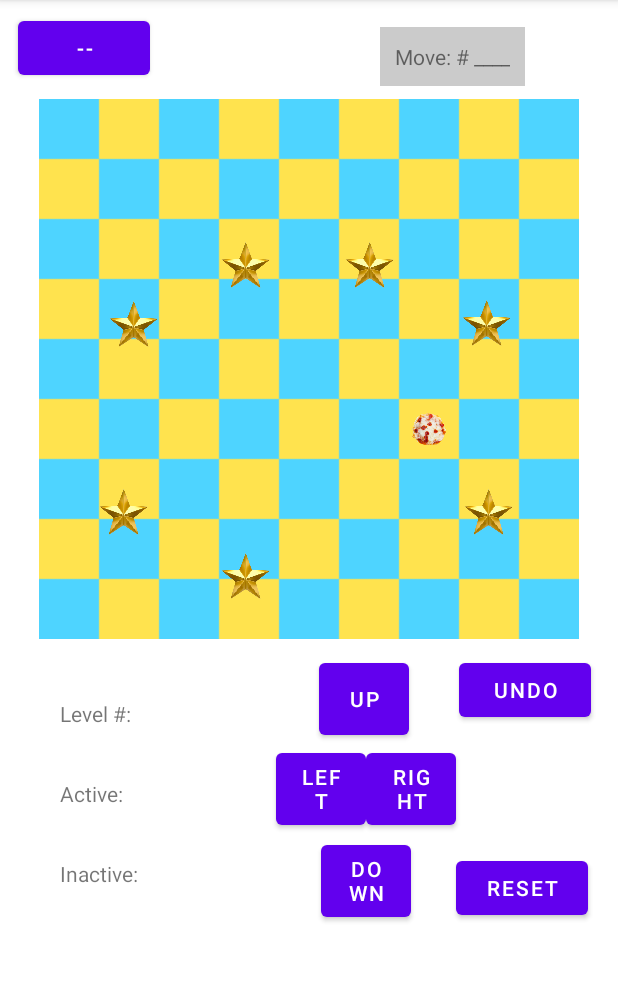
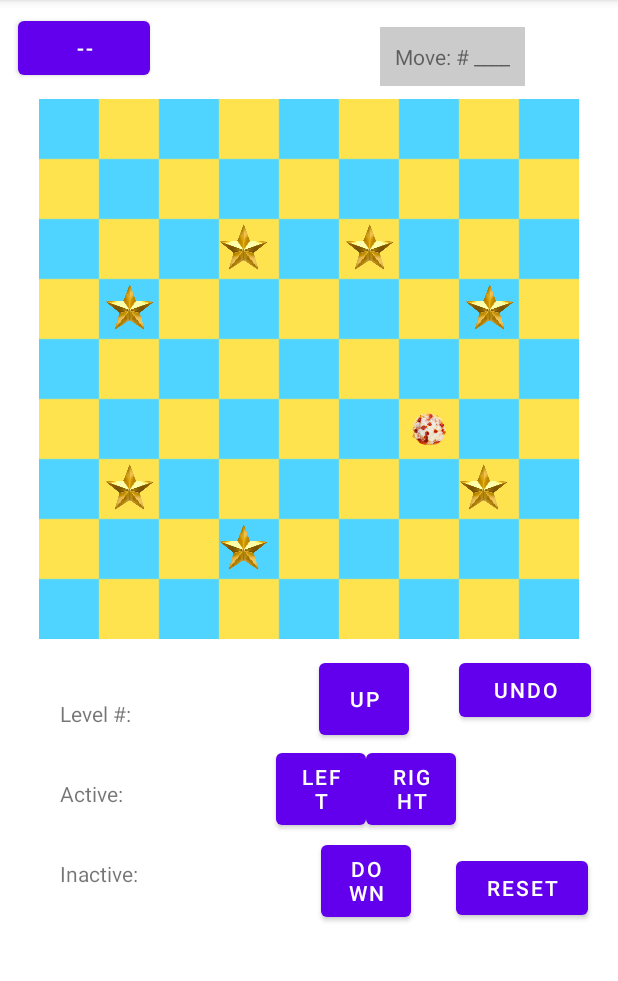
Before and after one commit to kcharris/PuzzleBitesGame, an Android app: the MainPageActivity screen opened directly, with no data from a screen before it, after a tap on "RIGHT", on a phone screen of 412 x 824 dp, the part 84-1065 px from its top. Run offline under Robolectric (Android 15) with nearby library versions, the phone set to English and light mode, and no system bars.

Commit message:
Braeden- Added functionality to sprite and moving onto the puzzle activity
The bagel sprite will now trigger the puzzleActivity when overlapping with a star that goes to a corresponding puzzle. Will later implement a way for puzzles to be distinguished between when coming into contact with bagelIV (our sprite)

```diff
--- a/app/src/main/java/com/example/puzzlebites/MainPageActivity.java
+++ b/app/src/main/java/com/example/puzzlebites/MainPageActivity.java
@@ -71,14 +71,31 @@ public class MainPageActivity extends AppCompatActivity {
         ViewGroup.MarginLayoutParams vlp = (ViewGroup.MarginLayoutParams) mainBagelIV.getLayoutParams();
         int margin1 = vlp.topMargin;
         int margin2 = vlp.leftMargin;
-        /*ImageButton puzzleBTN1 = findViewById(R.id.PuzzleBTN1);
-        if(viewsOverlap(mainBagelIV, puzzleBTN1)) {
-            toPuzzle(v);
-        }*/
         if(vlp.topMargin != 0){
             setMargins(mainBagelIV, margin2, margin1- getPXFromDP(40), 0, 0);
         }
-
+        ImageView lvlOne = findViewById(R.id.lvlOne);
+        if(viewsOverlap(mainBagelIV, lvlOne)) {
+            toPuzzle(v);
+        }ImageView lvlTwo = findViewById(R.id.lvlTwo);
+        if(viewsOverlap(mainBagelIV, lvlTwo)) {
+            toPuzzle(v);
+        }ImageView lvlThree = findViewById(R.id.lvlThree);
+        if(viewsOverlap(mainBagelIV, lvlThree)) {
+            toPuzzle(v);
+        }ImageView lvlFour = findViewById(R.id.lvlFour);
+        if(viewsOverlap(mainBagelIV, lvlFour)) {
+            toPuzzle(v);
+        }ImageView lvlFive = findViewById(R.id.lvlFive);
+        if(viewsOverlap(mainBagelIV, lvlFive)) {
+            toPuzzle(v);
+        }ImageView lvlSetting = findViewById(R.id.lvlSetting);
+        if(viewsOverlap(mainBagelIV, lvlSetting)) {
+            toPuzzle(v);
+        }ImageView lvlTrophy = findViewById(R.id.lvlTrophy);
+        if(viewsOverlap(mainBagelIV, lvlTrophy)) {
+            toPuzzle(v);
+        }
     }
 
     public void moveDown2(View v){
@@ -87,21 +104,62 @@ public class MainPageActivity extends AppCompatActivity {
 
         int margin1 = vlp.topMargin;
         int margin2 = vlp.leftMargin;
-
         if(vlp.topMargin != getPXFromDP(40*8)){
             setMargins(mainBagelIV, margin2, margin1+ getPXFromDP(40), 0, 0);
+        }
+        ImageView lvlOne = findViewById(R.id.lvlOne);
+        if(viewsOverlap(mainBagelIV, lvlOne)) {
+            toPuzzle(v);
+        }ImageView lvlTwo = findViewById(R.id.lvlTwo);
+        if(viewsOverlap(mainBagelIV, lvlTwo)) {
+            toPuzzle(v);
+        }ImageView lvlThree = findViewById(R.id.lvlThree);
+        if(viewsOverlap(mainBagelIV, lvlThree)) {
+            toPuzzle(v);
+        }ImageView lvlFour = findViewById(R.id.lvlFour);
+        if(viewsOverlap(mainBagelIV, lvlFour)) {
+            toPuzzle(v);
+        }ImageView lvlFive = findViewById(R.id.lvlFive);
+        if(viewsOverlap(mainBagelIV, lvlFive)) {
+            toPuzzle(v);
+        }ImageView lvlSetting = findViewById(R.id.lvlSetting);
+        if(viewsOverlap(mainBagelIV, lvlSetting)) {
+            toPuzzle(v);
+        }ImageView lvlTrophy = findViewById(R.id.lvlTrophy);
+        if(viewsOverlap(mainBagelIV, lvlTrophy)) {
+            toPuzzle(v);
         }
     }
 
     public void moveRight2(View v){
         ImageView mainBagelIV = findViewById(R.id.mainBagelIV);
         ViewGroup.MarginLayoutParams vlp = (ViewGroup.MarginLayoutParams) mainBagelIV.getLayoutParams();
-
         int margin1 = vlp.topMargin;
         int margin2 = vlp.leftMargin;
-
         if(vlp.leftMargin != getPXFromDP(40*8)){
             setMargins(mainBagelIV, margin2+ getPXFromDP(40), margin1, 0, 0);
+        }
+        ImageView lvlOne = findViewById(R.id.lvlOne);
+        if(viewsOverlap(mainBagelIV, lvlOne)) {
+            toPuzzle(v);
+        }ImageView lvlTwo = findViewById(R.id.lvlTwo);
+        if(viewsOverlap(mainBagelIV, lvlTwo)) {
+            toPuzzle(v);
+        }ImageView lvlThree = findViewById(R.id.lvlThree);
+        if(viewsOverlap(mainBagelIV, lvlThree)) {
+            toPuzzle(v);
+        }ImageView lvlFour = findViewById(R.id.lvlFour);
+        if(viewsOverlap(mainBagelIV, lvlFour)) {
+            toPuzzle(v);
+        }ImageView lvlFive = findViewById(R.id.lvlFive);
+        if(viewsOverlap(mainBagelIV, lvlFive)) {
+            toPuzzle(v);
+        }ImageView lvlSetting = findViewById(R.id.lvlSetting);
+        if(viewsOverlap(mainBagelIV, lvlSetting)) {
+            toPuzzle(v);
+        }ImageView lvlTrophy = findViewById(R.id.lvlTrophy);
+        if(viewsOverlap(mainBagelIV, lvlTrophy)) {
+            toPuzzle(v);
         }
     }
 
@@ -111,9 +169,30 @@ public class MainPageActivity extends AppCompatActivity {
 
         int margin1 = vlp.topMargin;
         int margin2 = vlp.leftMargin;
-
         if(vlp.leftMargin != 0){
             setMargins(mainBagelIV, margin2- getPXFromDP(40), margin1, 0, 0);
+        }
+        ImageView lvlOne = findViewById(R.id.lvlOne);
+        if(viewsOverlap(mainBagelIV, lvlOne)) {
+            toPuzzle(v);
+        }ImageView lvlTwo = findViewById(R.id.lvlTwo);
+        if(viewsOverlap(mainBagelIV, lvlTwo)) {
+            toPuzzle(v);
+        }ImageView lvlThree = findViewById(R.id.lvlThree);
+        if(viewsOverlap(mainBagelIV, lvlThree)) {
+            toPuzzle(v);
+        }ImageView lvlFour = findViewById(R.id.lvlFour);
+        if(viewsOverlap(mainBagelIV, lvlFour)) {
+            toPuzzle(v);
+        }ImageView lvlFive = findViewById(R.id.lvlFive);
+        if(viewsOverlap(mainBagelIV, lvlFive)) {
+            toPuzzle(v);
+        }ImageView lvlSetting = findViewById(R.id.lvlSetting);
+        if(viewsOverlap(mainBagelIV, lvlSetting)) {
+            toPuzzle(v);
+        }ImageView lvlTrophy = findViewById(R.id.lvlTrophy);
+        if(viewsOverlap(mainBagelIV, lvlTrophy)) {
+            toPuzzle(v);
         }
     }
 
@@ -126,19 +205,20 @@ public class MainPageActivity extends AppCompatActivity {
     }
 
     private boolean viewsOverlap(View v1, View v2) {
-        int[] v1_coords = new int[2];
-        v1.getLocationOnScreen(v1_coords);
-        int v1_w = v1.getWidth();
-        int v1_h = v1.getHeight();
-        Rect v1_rect = new Rect(v1_coords[0], v1_coords[1], v1_coords[0] + v1_w, v1_coords[1] + v1_h);
-
-        int[] v2_coords = new int[2];
-        v2.getLocationOnScreen(v1_coords);
-        int v2_w = v2.getWidth();
-        int v2_h = v2.getHeight();
-        Rect v2_rect = new Rect(v2_coords[0], v2_coords[1], v2_coords[0] + v2_w, v2_coords[1] + v2_h);
-
-        return v1_rect.intersect(v2_rect) || v1_rect.contains(v2_rect) || v2_rect.contains(v1_rect);
+        if (v1 == null || v2 == null) return false;
+        final int[] view1Loc = new int[2];
+        v1.getLocationOnScreen(view1Loc);
+        final Rect view1Rect = new Rect(view1Loc[0],
+                view1Loc[1],
+                view1Loc[0] + v1.getWidth(),
+                view1Loc[1] + v1.getHeight());
+        int[] view2Loc = new int[2];
+        v2.getLocationOnScreen(view2Loc);
+        final Rect view2Rect = new Rect(view2Loc[0],
+                view2Loc[1],
+                view2Loc[0] + v2.getWidth(),
+                view2Loc[1] + v2.getHeight());
+        return view1Rect.intersect(view2Rect);
     }
 
 }
--- a/app/src/main/res/layout/activity_main_page.xml
+++ b/app/src/main/res/layout/activity_main_page.xml
@@ -147,90 +147,77 @@
         android:id="@+id/lvlOne"
         android:layout_width="41dp"
         android:layout_height="37dp"
+        android:layout_marginStart="40dp"
+        android:layout_marginTop="240dp"
         android:scaleType="centerCrop"
-        app:layout_constraintBottom_toBottomOf="parent"
-        app:layout_constraintEnd_toEndOf="parent"
-        app:layout_constraintHorizontal_bias="0.167"
-        app:layout_constraintStart_toStartOf="parent"
-        app:layout_constraintTop_toTopOf="parent"
-        app:layout_constraintVertical_bias="0.442"
+        app:layout_constraintStart_toStartOf="@+id/gridboardIV"
+        app:layout_constraintTop_toTopOf="@+id/gridboardIV"
         app:srcCompat="@drawable/goldenstar" />
 
     <ImageView
         android:id="@+id/lvlSetting"
         android:layout_width="41dp"
         android:layout_height="37dp"
+        android:layout_marginStart="116dp"
+        android:layout_marginTop="280dp"
         android:scaleType="centerCrop"
-        app:layout_constraintBottom_toBottomOf="parent"
-        app:layout_constraintEnd_toEndOf="parent"
-        app:layout_constraintHorizontal_bias="0.386"
-        app:layout_constraintStart_toStartOf="parent"
-        app:layout_constraintTop_toTopOf="parent"
+        app:layout_constraintStart_toStartOf="@+id/gridboardIV"
+        app:layout_constraintTop_toTopOf="@+id/gridboardIV"
         app:srcCompat="@drawable/goldenstar" />
 
     <ImageView
         android:id="@+id/lvlTwo"
         android:layout_width="41dp"
         android:layout_height="37dp"
+        android:layout_marginStart="40dp"
+        android:layout_marginTop="120dp"
         android:scaleType="centerCrop"
-        app:layout_constraintBottom_toBottomOf="parent"
-        app:layout_constraintEnd_toEndOf="parent"
-        app:layout_constraintHorizontal_bias="0.186"
-        app:layout_constraintStart_toStartOf="parent"
-        app:layout_constraintTop_toTopOf="parent"
-        app:layout_constraintVertical_bias="0.27"
+        app:layout_constraintStart_toStartOf="@+id/gridboardIV"
+        app:layout_constraintTop_toTopOf="@+id/gridboardIV"
         app:srcCompat="@drawable/goldenstar" />
 
     <ImageView
         android:id="@+id/lvlThree"
         android:layout_width="41dp"
         android:layout_height="37dp"
+        android:layout_marginStart="116dp"
+        android:layout_marginTop="80dp"
         android:scaleType="centerCrop"
-        app:layout_constraintBottom_toBottomOf="parent"
-        app:layout_constraintEnd_toEndOf="parent"
-        app:layout_constraintHorizontal_bias="0.386"
-        app:layout_constraintStart_toStartOf="parent"
-        app:layout_constraintTop_toTopOf="parent"
-        app:layout_constraintVertical_bias="0.216"
+        app:layout_constraintStart_toStartOf="@+id/gridboardIV"
+        app:layout_constraintTop_toTopOf="@+id/gridboardIV"
         app:srcCompat="@drawable/goldenstar" />
 
     <ImageView
         android:id="@+id/lvlFour"
         android:layout_width="41dp"
         android:layout_height="37dp"
+        android:layout_marginStart="200dp"
+        android:layout_marginTop="80dp"
         android:scaleType="centerCrop"
-        app:layout_constraintBottom_toBottomOf="parent"
-        app:layout_constraintEnd_toEndOf="parent"
-        app:layout_constraintHorizontal_bias="0.61"
-        app:layout_constraintStart_toStartOf="parent"
-        app:layout_constraintTop_toTopOf="parent"
-        app:layout_constraintVertical_bias="0.216"
+        app:layout_constraintStart_toStartOf="@+id/gridboardIV"
+        app:layout_constraintTop_toTopOf="@+id/gridboardIV"
         app:srcCompat="@drawable/goldenstar" />
 
     <ImageView
         android:id="@+id/lvlFive"
         android:layout_width="41dp"
         android:layout_height="37dp"
+        android:layout_marginStart="280dp"
+        android:layout_marginTop="120dp"
         android:scaleType="centerCrop"
-        app:layout_constraintBottom_toBottomOf="parent"
-        app:layout_constraintEnd_toEndOf="parent"
-        app:layout_constraintHorizontal_bias="0.821"
-        app:layout_constraintStart_toStartOf="parent"
-        app:layout_constraintTop_toTopOf="parent"
-        app:layout_constraintVertical_bias="0.269"
+        app:layout_constraintStart_toStartOf="@+id/gridboardIV"
+        app:layout_constraintTop_toTopOf="@+id/gridboardIV"
         app:srcCompat="@drawable/goldenstar" />
 
     <ImageView
         android:id="@+id/lvlTrophy"
         android:layout_width="41dp"
         android:layout_height="37dp"
+        android:layout_marginStart="276dp"
+        android:layout_marginTop="240dp"
         android:scaleType="centerCrop"
-        app:layout_constraintBottom_toBottomOf="parent"
-        app:layout_constraintEnd_toEndOf="parent"
-        app:layout_constraintHorizontal_bias="0.824"
-        app:layout_constraintStart_toStartOf="parent"
-        app:layout_constraintTop_toTopOf="parent"
-        app:layout_constraintVertical_bias="0.442"
+        app:layout_constraintStart_toStartOf="@+id/gridboardIV"
+        app:layout_constraintTop_toTopOf="@+id/gridboardIV"
         app:srcCompat="@drawable/goldenstar" />
 
 </androidx.constraintlayout.widget.ConstraintLayout>
```
